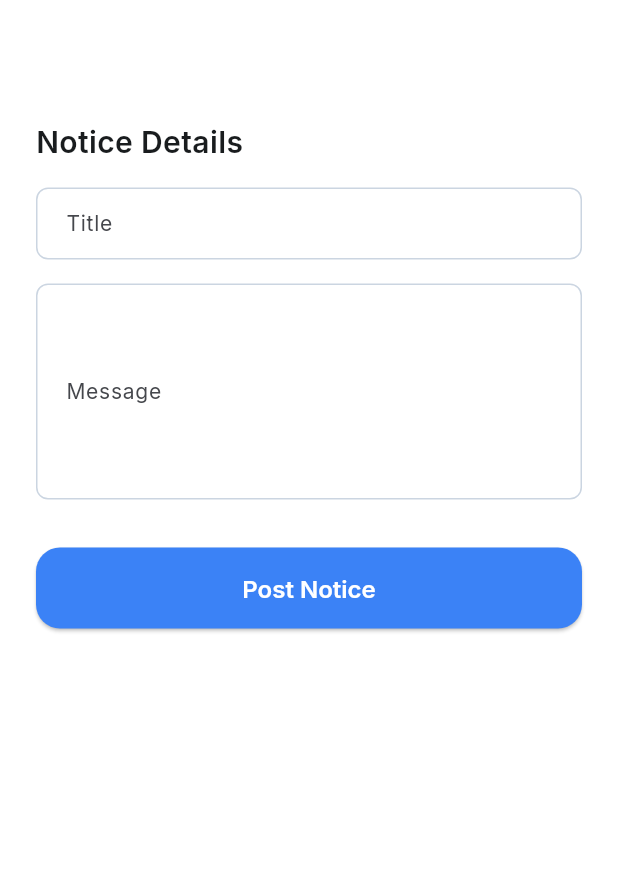
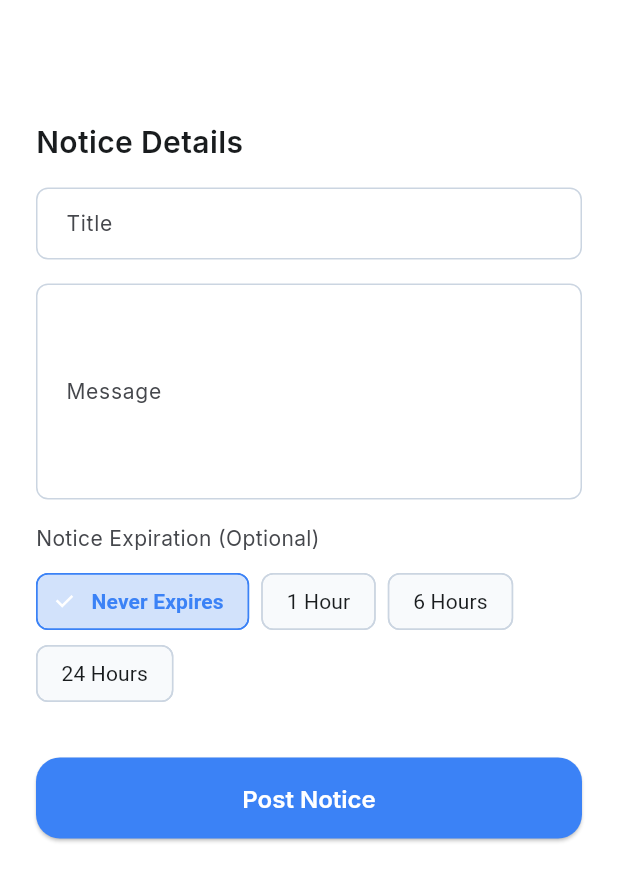
Before and after one commit to Arunprasath-2717/curfew-cam, a Flutter app: the PostAnnouncementScreen screen opened by its route, on a phone screen of 412 x 824 dp. Shown: the top 881 px of the screen. Run offline on Flutter 3.47's test engine with Material 3 defaults, Android fonts, the phone set to English and light mode, and no system bars; our stand-ins replace camera, firebase_core, firebase_messaging, flutter_dotenv, flutter_local_notifications, flutter_secure_storage and 8 more; missing offline and left inert: mobile_scanner, tflite_flutter; accounts and stored records are empty; network calls fail.

Commit message:
feat: Add local scheduled notifications, throttling, and announcement timers

```diff
--- a/frontend/mobile/lib/screens/warden/post_announcement_screen.dart
+++ b/frontend/mobile/lib/screens/warden/post_announcement_screen.dart
@@ -14,6 +14,7 @@ class _PostAnnouncementScreenState extends State<PostAnnouncementScreen> {
   final _titleController = TextEditingController();
   final _messageController = TextEditingController();
   bool _isSubmitting = false;
+  int? _selectedDurationHours;
 
   Future<void> _submit() async {
     if (_titleController.text.trim().isEmpty || _messageController.text.trim().isEmpty) {
@@ -25,6 +26,7 @@ class _PostAnnouncementScreenState extends State<PostAnnouncementScreen> {
     final res = await AnnouncementService.postAnnouncement(
       _titleController.text.trim(),
       _messageController.text.trim(),
+      durationHours: _selectedDurationHours,
     );
     setState(() => _isSubmitting = false);
 
@@ -75,6 +77,18 @@ class _PostAnnouncementScreenState extends State<PostAnnouncementScreen> {
                 border: OutlineInputBorder(borderRadius: BorderRadius.circular(12)),
               ),
             ),
+            const SizedBox(height: 16),
+            Text('Notice Expiration (Optional)', style: AppTextStyles.bodySecondary),
+            const SizedBox(height: 8),
+            Wrap(
+              spacing: 8,
+              children: [
+                _buildDurationChip(null, 'Never Expires'),
+                _buildDurationChip(1, '1 Hour'),
+                _buildDurationChip(6, '6 Hours'),
+                _buildDurationChip(24, '24 Hours'),
+              ],
+            ),
             const SizedBox(height: 32),
             SizedBox(
               width: double.infinity,
@@ -95,4 +109,23 @@ class _PostAnnouncementScreenState extends State<PostAnnouncementScreen> {
       ),
     );
   }
+
+  Widget _buildDurationChip(int? hours, String label) {
+    final isSelected = _selectedDurationHours == hours;
+    return ChoiceChip(
+      label: Text(label),
+      selected: isSelected,
+      onSelected: (val) {
+        if (val) setState(() => _selectedDurationHours = hours);
+      },
+      selectedColor: AppColors.accentBlue.withValues(alpha: 0.2),
+      labelStyle: TextStyle(
+        color: isSelected ? AppColors.accentBlue : AppColors.textPrimary,
+        fontWeight: isSelected ? FontWeight.bold : FontWeight.normal,
+      ),
+      side: BorderSide(
+        color: isSelected ? AppColors.accentBlue : AppColors.inputBorder,
+      ),
+    );
+  }
 }
--- a/frontend/mobile/pubspec.yaml
+++ b/frontend/mobile/pubspec.yaml
@@ -57,6 +57,8 @@ dependencies:
   flutter_local_notifications: ^22.1.0
   local_auth: ^3.0.2
   flutter_dotenv: ^5.1.0
+  timezone: ^0.11.1
+  flutter_timezone: ^2.0.1
 
 dev_dependencies:
   flutter_test:
```
Also changed, not shown: frontend/mobile/lib/screens/auth/login_screen.dart (+2 -43 lines), frontend/mobile/lib/screens/student/dashboard_screen.dart (+15 -0 lines), frontend/mobile/lib/services/announcement_service.dart (+7 -3 lines), frontend/mobile/lib/services/live_alert_service.dart (+6 -1 lines), frontend/mobile/lib/services/push_notification_service.dart (+37 -0 lines), frontend/mobile/pubspec.lock, 9 other files.
